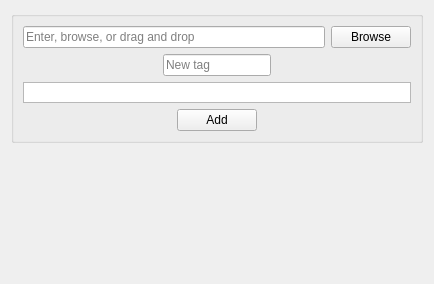
acraig5075/tag-a-file, file editpage.ui: the form before one commit.
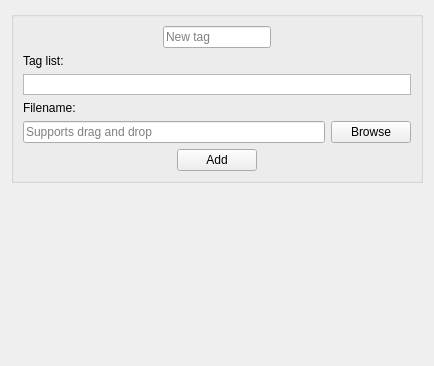
The form after the commit. Custom widgets are drawn as their Qt base class.

Commit message: Rearranged widgets and added labels.

Patch:
```diff
--- a/editpage.ui
+++ b/editpage.ui
@@ -7,7 +7,7 @@
     <x>0</x>
     <y>0</y>
     <width>434</width>
-    <height>284</height>
+    <height>366</height>
    </rect>
   </property>
   <property name="windowTitle">
@@ -20,24 +20,6 @@
       <string/>
      </property>
      <layout class="QVBoxLayout" name="verticalLayout">
-      <item>
-       <layout class="QHBoxLayout" name="horizontalLayout_3">
-        <item>
-         <widget class="QLineEdit" name="lineEdit">
-          <property name="placeholderText">
-           <string>Enter, browse, or drag and drop</string>
-          </property>
-         </widget>
-        </item>
-        <item>
-         <widget class="QPushButton" name="browseButton">
-          <property name="text">
-           <string>Browse</string>
-          </property>
-         </widget>
-        </item>
-       </layout>
-      </item>
       <item>
        <layout class="QHBoxLayout" name="horizontalLayout">
         <item>
@@ -81,6 +63,13 @@
         </item>
        </layout>
       </item>
+      <item>
+       <widget class="QLabel" name="label">
+        <property name="text">
+         <string>Tag list:</string>
+        </property>
+       </widget>
+      </item>
       <item>
        <widget class="TagListWidget" name="tagList">
         <property name="sizePolicy">
@@ -103,6 +92,31 @@
         </property>
        </widget>
       </item>
+      <item>
+       <widget class="QLabel" name="label_2">
+        <property name="text">
+         <string>Filename:</string>
+        </property>
+       </widget>
+      </item>
+      <item>
+       <layout class="QHBoxLayout" name="horizontalLayout_3">
+        <item>
+         <widget class="QLineEdit" name="lineEdit">
+          <property name="placeholderText">
+           <string>Supports drag and drop</string>
+          </property>
+         </widget>
+        </item>
+        <item>
+         <widget class="QPushButton" name="browseButton">
+          <property name="text">
+           <string>Browse</string>
+          </property>
+         </widget>
+        </item>
+       </layout>
+      </item>
       <item>
        <layout class="QHBoxLayout" name="horizontalLayout_2">
         <item>
```
The commit also changes 1 other file.
